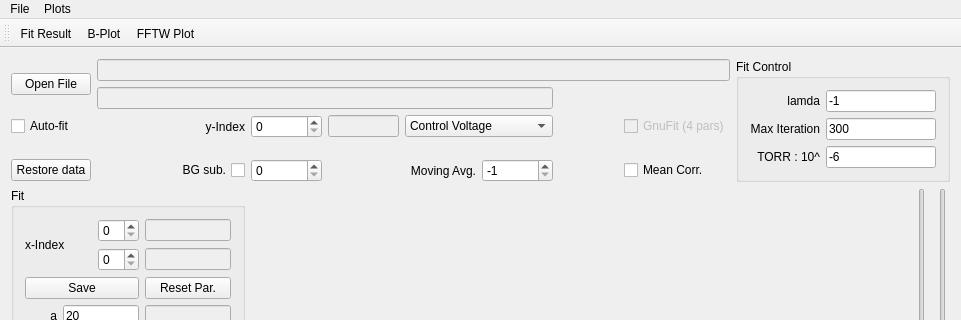
First picture: the form in Analysis_UI/mainwindow.ui, repository goluckyryan/nonLinearFit, before the edit; both pictures show x 0 to 961 and y 0 to 320 of the 961 by 698 pixel window.
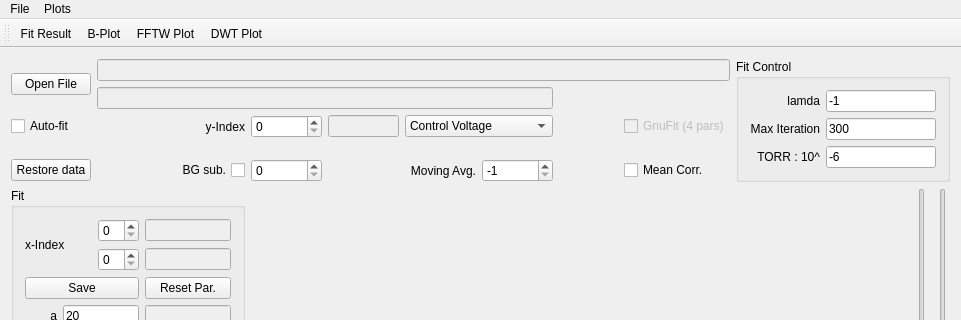
Second picture: the form after the edit. Custom widgets are drawn as their Qt base class.

```diff
--- a/Analysis_UI/mainwindow.ui
+++ b/Analysis_UI/mainwindow.ui
@@ -673,6 +673,7 @@
    <addaction name="actionFit_Result"/>
    <addaction name="actionB_Plot"/>
    <addaction name="actionFFTW_Plot"/>
+   <addaction name="actionDWT_Plot"/>
   </widget>
   <widget class="QStatusBar" name="statusBar"/>
   <action name="actionFit_Result">
@@ -744,6 +745,11 @@
     <string>Save Data</string>
    </property>
   </action>
+  <action name="actionDWT_Plot">
+   <property name="text">
+    <string>DWT Plot</string>
+   </property>
+  </action>
  </widget>
  <layoutdefault spacing="6" margin="11"/>
  <customwidgets>
```
